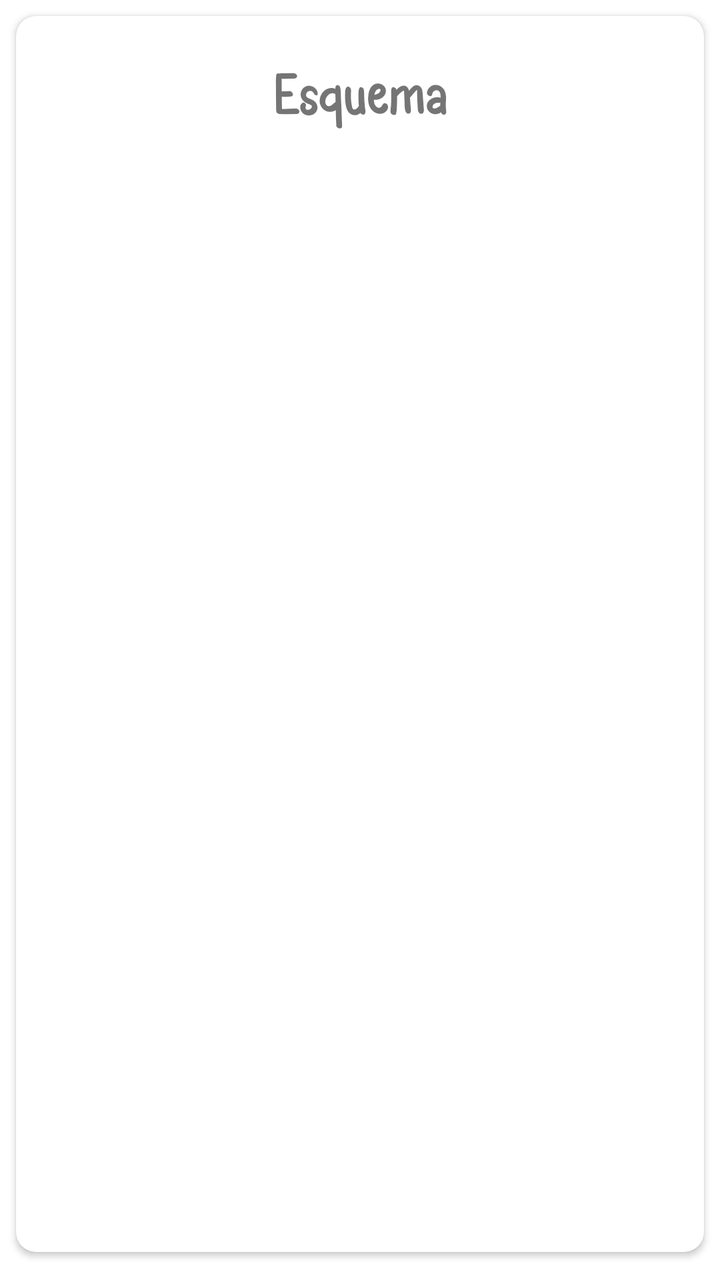
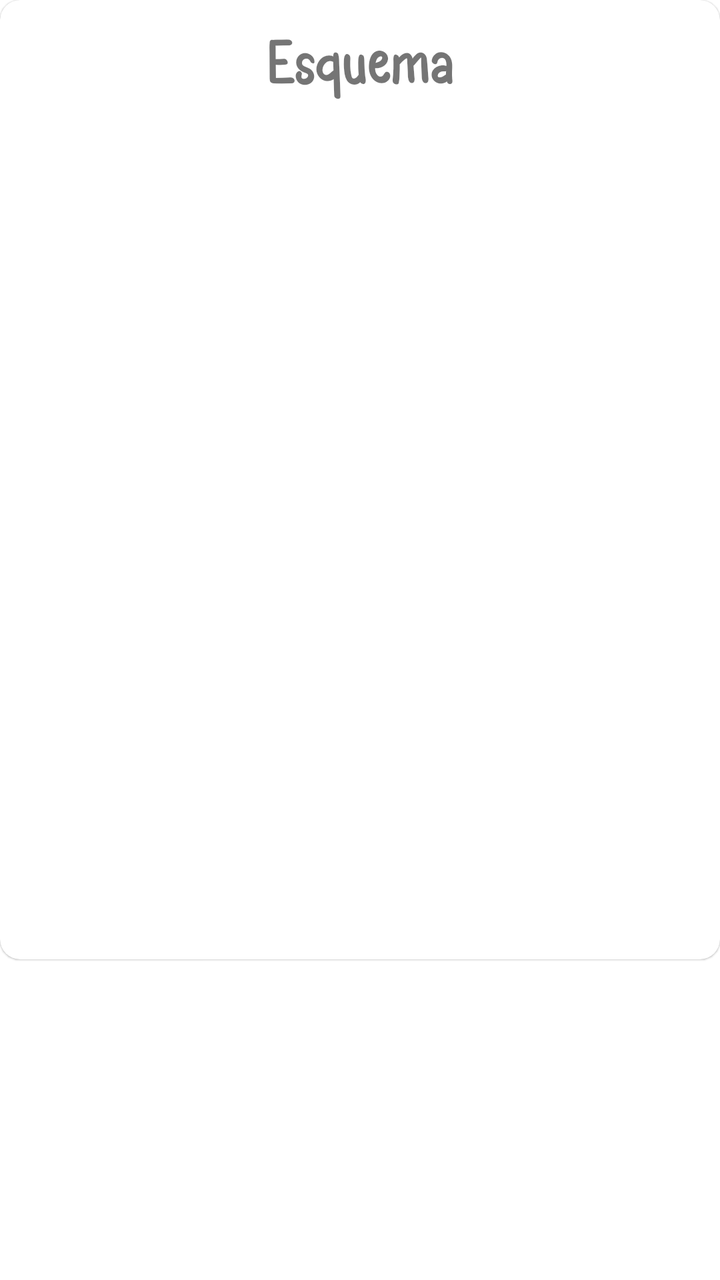

Two renders of the same Android screen: before a commit and after it. Below are the layout's source before the change and the commit's diff.
<!-- AndroidManifest.xml: application theme Theme.CantosCoro.NoActionBar -->
<!-- res/layout/item_esquema.xml -->
<?xml version="1.0" encoding="utf-8"?>

<RelativeLayout xmlns:android="http://schemas.android.com/apk/res/android"
    xmlns:app="http://schemas.android.com/apk/res-auto"
    android:id="@+id/itemEsquema"
    android:layout_width="match_parent"
    android:layout_height="match_parent"
    android:paddingBottom="6dp">

    <androidx.cardview.widget.CardView
        android:id="@+id/cvEsquema"
        android:layout_width="match_parent"
        android:layout_height="match_parent"
        android:layout_margin="8dp"
        android:animateLayoutChanges="true"
        app:cardCornerRadius="10dp"
        style="@style/item_canto"
        app:cardElevation="2dp">

        <LinearLayout
            android:layout_width="match_parent"
            android:layout_height="match_parent"
            android:orientation="vertical">

            <TextView
                android:id="@+id/tvNombreEsquema"
                android:layout_width="match_parent"
                android:layout_height="wrap_content"
                android:text="@string/esquema"
                android:layout_marginTop="24dp"
                android:fontFamily="@font/mywife"
                android:textStyle="bold"
                android:textSize="28sp"
                android:gravity="center"
                android:layout_marginBottom="12dp"
                />

            <ListView
                android:id="@+id/lvCantosEsquema"
                android:layout_width="match_parent"
                android:layout_height="0dp"
                android:layout_weight="1"
                android:dividerHeight="1dp"
                android:layout_marginHorizontal="8dp"
                android:layout_marginBottom="8dp"
                />
        </LinearLayout>

    </androidx.cardview.widget.CardView>
</RelativeLayout>
<!-- resources referenced by this layout -->
<resources>
  <string name="esquema">Esquema</string>
  <style name="item_canto" parent="TextAppearance.AppCompat">
          <item name="android:textColor">#0F1010</item>
          <item name="android:background">#D9E7ED</item>
      </style>
  <style name="Theme.CantosCoro.NoActionBar">
          <item name="windowActionBar">false</item>
          <item name="windowNoTitle">true</item>
      </style>
</resources>

<!-- the commit's change to res/layout/item_esquema.xml (unified diff, before → after) -->
@@ -5,44 +5,41 @@
     android:id="@+id/itemEsquema"
     android:layout_width="match_parent"
     android:layout_height="match_parent"
-    android:paddingBottom="6dp">
+    android:paddingBottom="12dp">
 
     <androidx.cardview.widget.CardView
         android:id="@+id/cvEsquema"
         android:layout_width="match_parent"
-        android:layout_height="match_parent"
-        android:layout_margin="8dp"
+        android:layout_height="wrap_content"
         android:animateLayoutChanges="true"
         app:cardCornerRadius="10dp"
         style="@style/item_canto"
-        app:cardElevation="2dp">
+        app:cardElevation="0.5dp">
 
         <LinearLayout
             android:layout_width="match_parent"
-            android:layout_height="match_parent"
+            android:layout_height="wrap_content"
             android:orientation="vertical">
 
             <TextView
                 android:id="@+id/tvNombreEsquema"
-                android:layout_width="match_parent"
+                android:layout_width="wrap_content"
                 android:layout_height="wrap_content"
                 android:text="@string/esquema"
-                android:layout_marginTop="24dp"
+                android:layout_marginTop="15dp"
                 android:fontFamily="@font/mywife"
                 android:textStyle="bold"
-                android:textSize="28sp"
-                android:gravity="center"
-                android:layout_marginBottom="12dp"
+                android:textSize="30sp"
+                android:layout_gravity="center_horizontal"
+                android:layout_marginBottom="20dp"
                 />
 
             <ListView
                 android:id="@+id/lvCantosEsquema"
                 android:layout_width="match_parent"
-                android:layout_height="0dp"
-                android:layout_weight="1"
-                android:dividerHeight="1dp"
-                android:layout_marginHorizontal="8dp"
-                android:layout_marginBottom="8dp"
+                android:layout_height="400dp"
+                android:layout_marginHorizontal="10dp"
+                android:layout_marginBottom="10dp"
                 />
         </LinearLayout>
 
